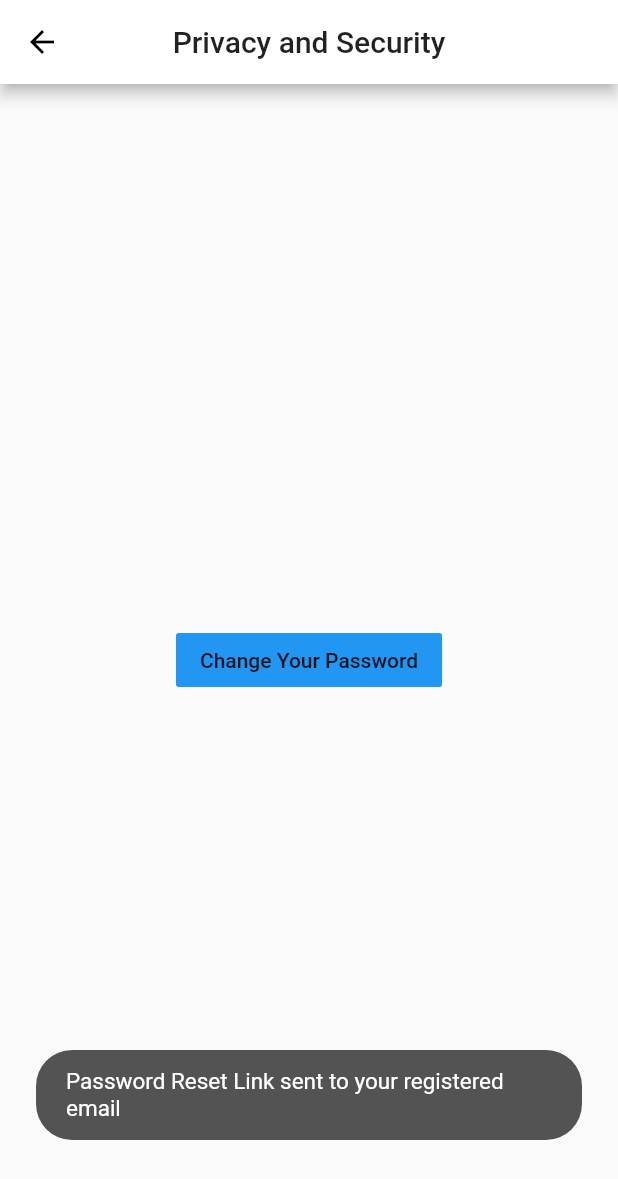
After one commit to kanzd/CWS, a Flutter app: the Setting screen opened directly, after a tap on "Privacy and Security", after a tap on "Change Your Password", on a phone screen of 412 x 824 dp. The commit adds this screen. Shown: the top 1179 px of the screen. Run offline on Flutter 3.47's test engine with Material 2 defaults, Android fonts, the phone set to English and light mode, and no system bars; our stand-ins replace circular_profile_avatar, cloud_firestore, firebase_auth, firebase_core, firebase_storage, flick_video_player and 8 more; missing offline and left inert: flutter_sparkline, hashtagable, share_extend; accounts and stored records are empty.

Commit message:
minor features implemented

```diff
--- a/lib/Login.dart
+++ b/lib/Login.dart
@@ -162,7 +162,9 @@ class _LoginState extends State<Login> {
                       Container(
                         width: double.infinity,
                         child: RaisedButton(
-                          onPressed: () {},
+                          onPressed: () {
+                            // Auth().facebookauth();
+                          },
                           child: Text(
                             "FACEBOOK LOGIN",
                             style: CustomTextStyle.textFormFieldMedium
--- a/lib/NewUploads.dart
+++ b/lib/NewUploads.dart
@@ -208,7 +208,7 @@ class _NewUploadsState extends State<NewUploads> {
     tempio.sort();
     await Firebase.initializeApp();
     var firestore= FirebaseFirestore.instance;
-    var doc = firestore.doc(pref.getStringList('your info')[3]);
+    var doc = firestore.doc(widget.docid==null?pref.getStringList('your info')[3]:widget.docid);
     var docdata = await doc.get();
     this.data = docdata.data()['following-name'];
 
--- a/lib/Setting.dart
+++ b/lib/Setting.dart
@@ -2,6 +2,7 @@ import 'package:flutter/cupertino.dart';
 import 'package:flutter/material.dart';
 import 'package:newapp1/Account.dart';
 import 'package:newapp1/genrealPage.dart';
+import 'package:newapp1/privacy.dart';
 import 'package:shared_preferences/shared_preferences.dart';
 
 import 'Login.dart';
@@ -17,7 +18,7 @@ class _SettingState extends State<Setting> {
   @override
   Widget build(BuildContext context) {
     List<Widget> _layouts = [
-      SizedBox(height: 50),
+     SizedBox(height: 20,),
       FlatButton(onPressed: (){
          Navigator.pushReplacement(
               context, new MaterialPageRoute(builder: (context) =>GenPage()));
@@ -41,7 +42,10 @@ class _SettingState extends State<Setting> {
         ),
       )),
       SizedBox(height: 30),
-      Container(
+      FlatButton(onPressed: (){
+         Navigator.pushReplacement(
+              context, new MaterialPageRoute(builder: (context) =>Privacy()));
+      },child:Container(
         padding: EdgeInsets.only(left: 25.0),
         child: Row(
           children: [
@@ -59,7 +63,7 @@ class _SettingState extends State<Setting> {
             ),
           ],
         ),
-      ),
+      )),
       SizedBox(height: 30),
       FlatButton(onPressed: (){
          Navigator.pushReplacement(
@@ -84,7 +88,7 @@ class _SettingState extends State<Setting> {
         ),
       ),),
       SizedBox(height: 30),
-      Container(
+      FlatButton(onPressed: (){},child:Container(
         padding: EdgeInsets.only(left: 25.0),
         child: Row(
           children: [
@@ -102,9 +106,9 @@ class _SettingState extends State<Setting> {
             ),
           ],
         ),
-      ),
+      ),),
       SizedBox(height: 30),
-      Container(
+      FlatButton(onPressed: (){},child:Container(
         padding: EdgeInsets.only(left: 25.0),
         child: Row(
           children: [
@@ -122,9 +126,9 @@ class _SettingState extends State<Setting> {
             ),
           ],
         ),
-      ),
+      )),
       SizedBox(height: 30),
-      Container(
+    FlatButton(onPressed: (){},child:  Container(
         padding: EdgeInsets.only(left: 25.0),
         child: Row(
           children: [
@@ -137,7 +141,7 @@ class _SettingState extends State<Setting> {
             Text('About'),
           ],
         ),
-      ),
+      )),
       SizedBox(height: 30),
       FlatButton(
         onPressed: () async {
--- /dev/null
+++ b/lib/privacy.dart
@@ -0,0 +1,68 @@
+import 'package:flutter/material.dart';
+import 'package:newapp1/services/auth.dart';
+import 'package:toast/toast.dart';
+
+class Privacy extends StatefulWidget {
+  @override
+  _PrivacyState createState() => _PrivacyState();
+}
+
+class _PrivacyState extends State<Privacy> {
+  TextEditingController controller = TextEditingController();
+  TextEditingController controller2 = TextEditingController();
+
+  @override
+  Widget build(BuildContext context) {
+    return Scaffold(
+      appBar: AppBar(
+        title: Text('Privacy and Security'),
+        centerTitle: true,
+      ),
+      body: Center(
+          child: FlatButton(
+        onPressed: () async {
+          Auth().sendcode();
+
+          // await showDialog(
+          //     context: context,
+          //     builder: (context) {
+          //       return AlertDialog(
+          //           actions: [
+          //             FlatButton(
+          //                 onPressed: () {
+          //                   Auth().comfirm(
+          //                       code: controller.text,
+          //                       newpasscode: controller2.text);
+          //                   Navigator.pop(context);
+          //                   Toast.show('Password Changed', context);
+          //                 },
+          //                 child: Text('Change Your Password'))
+          //           ],
+          //           title: Text('Change Password'),
+          //           content: Container(
+          //             height: 130,
+          //             child: Column(
+          //               children: [
+          //                 TextField(
+          //                   controller: controller,
+          //                   decoration: InputDecoration(
+          //                       hintText: 'Enter Verification code'),
+          //                 ),
+          //                 TextField(
+          //                   controller: controller2,
+          //                   decoration:
+          //                       InputDecoration(hintText: 'New Passcode'),
+          //                 )
+          //               ],
+          //             ),
+          //           ));
+          //     });
+          Toast.show(
+              "Password Reset Link sent to your registered email", context,duration: 3);
+        },
+        color: Colors.blue,
+        child: Text("Change Your Password"),
+      )),
+    );
+  }
+}
--- a/lib/services/auth.dart
+++ b/lib/services/auth.dart
@@ -2,6 +2,7 @@ import 'package:firebase_auth/firebase_auth.dart';
 import 'package:firebase_core/firebase_core.dart';
 import 'package:cloud_firestore/cloud_firestore.dart';
 import 'package:shared_preferences/shared_preferences.dart';
+// import 'package:flutter_facebook_auth/flutter_facebook_auth.dart';
 
 class Auth {
   String email;
@@ -47,12 +48,86 @@ class Auth {
         throw FirebaseAuthException(
             message: 'Name Already Exist', code: 'Name Already Exist');
       }
+
       var auth = await FirebaseAuth.instance.createUserWithEmailAndPassword(
           email: this.email, password: this.passcode);
       return [true, auth];
     } on FirebaseAuthException catch (e) {
       return [false, e];
     }
+  }
+
+  sendcode() async {
+    await Firebase.initializeApp();
+    SharedPreferences pref = await SharedPreferences.getInstance();
+    var auth = FirebaseAuth.instance;
+
+    await auth.sendPasswordResetEmail(
+        email: pref.getStringList('your info')[1]);
+    return true;
+  }
+
+  // facebookauth() async {
+  //   await Firebase.initializeApp();
+  //   SharedPreferences pref = await SharedPreferences.getInstance();
+  //   var fauth = FacebookAuth.instance;
+  //   var result = await fauth.login();
+  //   var cred = FacebookAuthProvider.credential(result.accessToken.token);
+  //   var auth = await FirebaseAuth.instance.signInWithCredential(cred);
+  //   if (auth != null) {
+  //     var firestore = FirebaseFirestore.instance;
+  //     var doc = firestore.doc('user/3eegwiaV0kADBBbCzcmd');
+  //     var doc2 = firestore.doc('channel-name/yMmX4Y3jKLthGC7tb07s');
+  //     var data = await doc2.get();
+  //     var collection = firestore.collection('videos');
+  //     var ref;
+  //     if (data.data()[auth.user.email.split('.')[0]] == null) {
+  //       var ref = await collection.add({
+  //         'name': auth.user.displayName,
+  //         'followers': 0,
+  //         'following ': 0,
+  //         'followers-name': {},
+  //         'following-name': {},
+  //         'videos': {},
+  //       });
+  //       doc.update({
+  //         auth.user.email.split('.')[0]: {
+  //           'name': auth.user.displayName,
+  //           'number': auth.user.phoneNumber,
+  //           'videos-ref': ref.path,
+  //         }
+  //       });
+  //       if (!data.data().containsKey(auth.user.displayName)) {
+  //         doc2.update({
+  //           auth.user.displayName: ref.path,
+  //         });
+  //       }
+  //     }
+  //     await pref.setBool('auth', true);
+  //     await pref.setStringList('your info', [
+  //       auth.user.displayName,
+  //       auth.user.email,
+  //       auth.user.phoneNumber,
+  //       ref!=null?ref.path:data[auth.user.displayName],
+  //     ]);
+  //   }
+  // }
+
+  comfirm({code, newpasscode}) async {
+    await Firebase.initializeApp();
+    SharedPreferences pref = await SharedPreferences.getInstance();
+    var auth = FirebaseAuth.instance;
+    await auth.confirmPasswordReset(code: code, newPassword: newpasscode);
+    var firestore = FirebaseFirestore.instance;
+    var doc = firestore.doc('user/3eegwiaV0kADBBbCzcmd');
+    var docdata = await doc.get();
+    var data = docdata.data()[pref.getStringList('your info')[1].split('.')[0]];
+    data['passcode'] = newpasscode;
+    doc.update({
+      pref.getStringList('your info')[1].split('.')[0]: data,
+    });
+
+    return true;
   }
 
   Future<dynamic> login() async {
--- a/lib/services/videos.dart
+++ b/lib/services/videos.dart
@@ -91,8 +91,8 @@ class Videos {
     await doc2.update({
       'videos': videos,
     });
-    var ls=docser.data()[title];
-    if (ls==null) {
+    var ls = docser.data()[title];
+    if (ls == null) {
       ls = [];
     }
     ls.add(time.toString().split('.')[0]);
@@ -280,6 +280,7 @@ class Videos {
 
   setComment(key, type, comment, [docid]) async {
     await Firebase.initializeApp();
+    SharedPreferences pref = await SharedPreferences.getInstance();
     var firestore = FirebaseFirestore.instance;
     var doc = firestore.doc(docid != null ? docid : this.docid);
     var doc2 = firestore.doc('vedioref/YRR4XMHkCVt8LMU3xJQS');
@@ -302,25 +303,28 @@ class Videos {
     var data = await doc.get();
     var data2 = await doc2.get();
     var data3 = await doc3.get();
+    var tempdoc =  firestore.doc(pref.getStringList('your info')[3]);
+    var docda = await tempdoc.get();
+
     var finald1 = data.data()['videos'];
     var finald2 = data2.data()[key];
     var finald3 = data3.data()[key];
 
     String date = DateTime.now().toString().split('.')[0];
     finald1[key]['commectL'][date] = {
-      'name': data['name'],
+      'name': docda.data()['name'],
       'comment': comment,
-      'docid': docid != null ? docid : this.docid,
+      'docid': pref.getStringList('your info')[3],
     };
     finald2['commentL'][date] = {
-      'name': data['name'],
+      'name': docda.data()['name'],
       'comment': comment,
-      'docid': docid != null ? docid : this.docid,
+      'docid': pref.getStringList('your info')[3],
     };
     finald3['commectL'][date] = {
-      'name': data['name'],
+      'name': docda.data()['name'],
       'comment': comment,
-      'docid': docid != null ? docid : this.docid,
+      'docid': pref.getStringList('your info')[3],
     };
     await doc.update({
       'videos': finald1,
--- a/pubspec.yaml
+++ b/pubspec.yaml
@@ -49,6 +49,8 @@ dependencies:
   share_extend: "^1.1.9"
   circular_profile_avatar: ^1.0.6
   flutter_easyloading: ^2.0.0
+  # google_sign_in: "^4.5.1"
+  # flutter_facebook_auth: "^0.3.0"
 
 
 
```
Also changed, not shown: lib/Account.dart (+59 -3 lines), lib/All Videos.dart (+22 -13 lines), lib/Channel_Page.dart (+21 -12 lines), lib/Video_details.dart (+36 -14 lines), lib/genrealPage.dart (+6 -3 lines), 1 other file.
